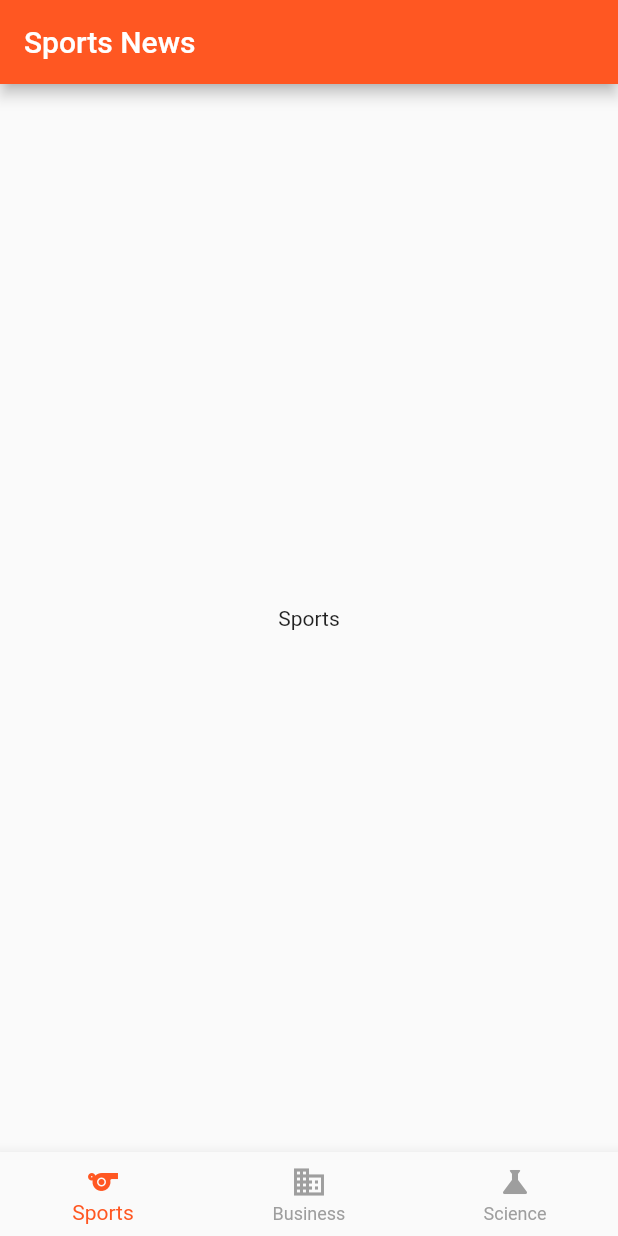
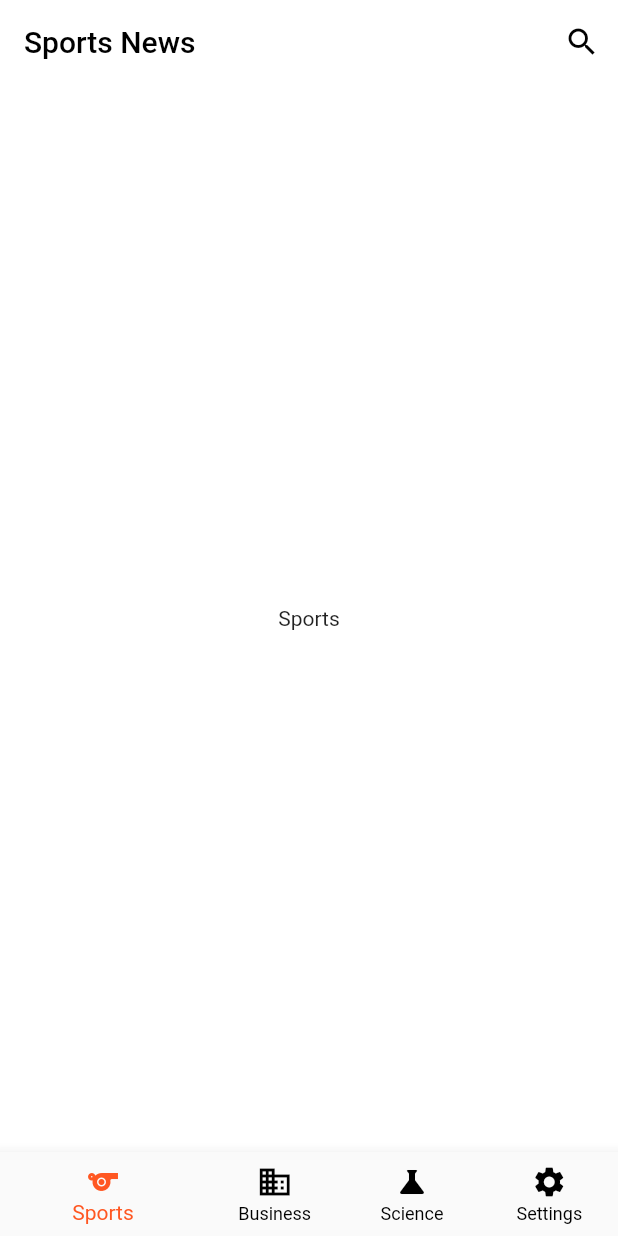
Before and after one commit to assem16399/News-App-Flutter, a Flutter app: the screen it shows after launch, on a phone screen of 412 x 824 dp. Run offline on Flutter 3.47's test engine with Material 2 defaults, Android fonts, the phone set to English and light mode, and no system bars; our stand-ins replace bloc.

Commit message:
Layout config finished

```diff
--- a/lib/layout/news_layout.dart
+++ b/lib/layout/news_layout.dart
@@ -1,6 +1,7 @@
 import 'package:flutter/material.dart';
 import 'package:news_app/modules/business/business_tab.dart';
 import 'package:news_app/modules/science/science_tab.dart';
+import 'package:news_app/modules/settings/settings_tab.dart';
 import 'package:news_app/modules/sports/sports_tab.dart';
 
 class NewsLayout extends StatefulWidget {
@@ -15,25 +16,25 @@ class _NewsLayoutState extends State<NewsLayout> {
     const SportsTab(),
     const BusinessTab(),
     const ScienceTab(),
+    const SettingsTab(),
   ];
-  final appBarTitles = <String>[
-    'Sports News',
-    'Business News',
-    'Science News',
-  ];
+  final appBarTitles = <String>['Sports News', 'Business News', 'Science News', 'Settings'];
   var currentPageIndex = 0;
   @override
   Widget build(BuildContext context) {
     return Scaffold(
       appBar: AppBar(
         title: Text(appBarTitles[currentPageIndex]),
+        actions: [
+          IconButton(
+            onPressed: () {},
+            icon: const Icon(Icons.search),
+          )
+        ],
       ),
       body: tabs[currentPageIndex],
       bottomNavigationBar: BottomNavigationBar(
-        unselectedItemColor: Colors.grey,
-        showUnselectedLabels: true,
-        showSelectedLabels: true,
-        selectedItemColor: Colors.deepOrange,
+        //selectedItemColor: Colors.deepOrange,
         onTap: (index) {
           setState(() {
             currentPageIndex = index;
@@ -44,6 +45,7 @@ class _NewsLayoutState extends State<NewsLayout> {
           BottomNavigationBarItem(icon: Icon(Icons.sports), label: 'Sports'),
           BottomNavigationBarItem(icon: Icon(Icons.business), label: 'Business'),
           BottomNavigationBarItem(icon: Icon(Icons.science), label: 'Science'),
+          BottomNavigationBarItem(icon: Icon(Icons.settings), label: 'Settings'),
         ],
       ),
     );
--- a/lib/main.dart
+++ b/lib/main.dart
@@ -1,4 +1,5 @@
 import 'package:flutter/material.dart';
+import 'package:flutter/services.dart';
 
 import 'layout/news_layout.dart';
 
@@ -23,8 +24,29 @@ class MyApp extends StatelessWidget {
         // or simply save your changes to "hot reload" in a Flutter IDE).
         // Notice that the counter didn't reset back to zero; the application
         // is not restarted.
-          colorScheme: ColorScheme.fromSwatch(primarySwatch: Colors.deepOrange)
-              .copyWith(secondary: Colors.pink)),
+        appBarTheme: const AppBarTheme(
+          backgroundColor: Colors.white,
+          titleTextStyle: TextStyle(
+            color: Colors.black,
+            fontSize: 20.0,
+            fontWeight: FontWeight.w500,
+          ),
+          iconTheme: IconThemeData(color: Colors.black),
+          elevation: 0,
+          systemOverlayStyle: SystemUiOverlayStyle(
+            statusBarIconBrightness: Brightness.dark,
+            statusBarColor: Colors.white,
+          ),
+        ),
+        bottomNavigationBarTheme: const BottomNavigationBarThemeData(
+          backgroundColor: Colors.white,
+          selectedItemColor: Colors.deepOrange,
+          unselectedItemColor: Colors.black,
+          showUnselectedLabels: true,
+          showSelectedLabels: true,
+        ),
+        scaffoldBackgroundColor: Colors.white,
+      ),
       home: const NewsLayout(),
     );
   }
--- /dev/null
+++ b/lib/modules/settings/settings_tab.dart
@@ -0,0 +1,10 @@
+import 'package:flutter/material.dart';
+
+class SettingsTab extends StatelessWidget {
+  const SettingsTab({Key? key}) : super(key: key);
+
+  @override
+  Widget build(BuildContext context) {
+    return const Center(child: Text('Settings'));
+  }
+}
```
Lines whose indentation alone changed are shown as unchanged.
